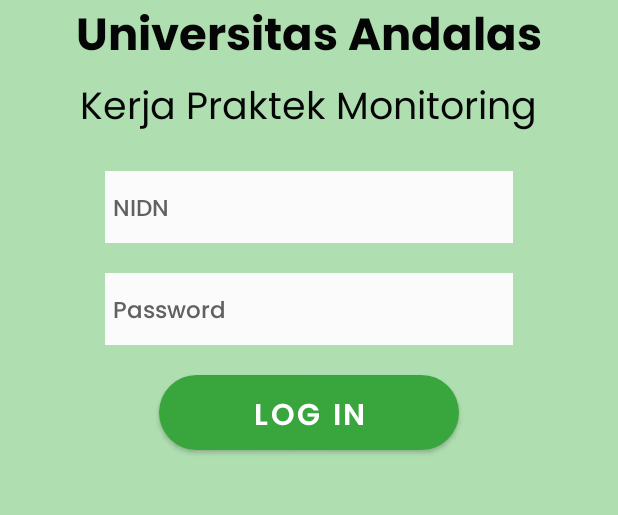
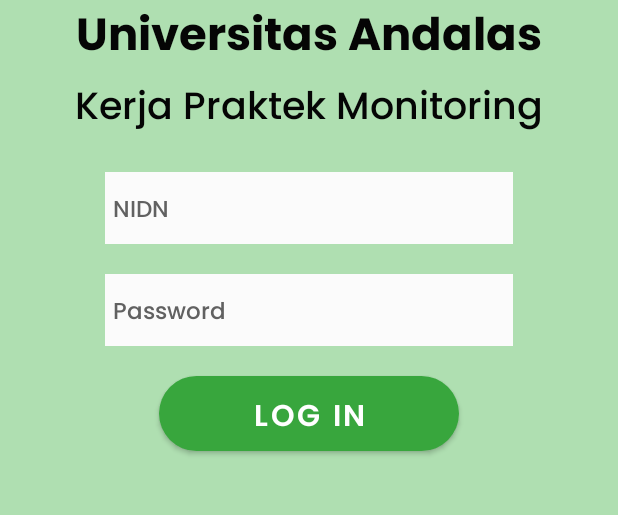
Before and after one commit to anandafitria/Kelompok3PTBA, an Android app: the screen it shows after launch (LoginActivity), on a phone screen of 412 x 824 dp, the part 495-1010 px from its top. Run offline under Robolectric (Android 15) with nearby library versions, the phone set to English and light mode, and no system bars.

Commit message:
revisi login yg td salah push ke main pak

```diff
--- a/app/src/main/res/layout/activity_login.xml
+++ b/app/src/main/res/layout/activity_login.xml
@@ -32,7 +32,7 @@
         android:layout_height="wrap_content"
         android:layout_below="@id/txt_1"
         android:layout_centerHorizontal="true"
-        android:fontFamily="@font/poppinsregular"
+        android:fontFamily="@font/poppinsmedium"
         android:text="Kerja Praktek Monitoring"
         android:textColor="@color/black"
         android:textSize="25sp" />
```
